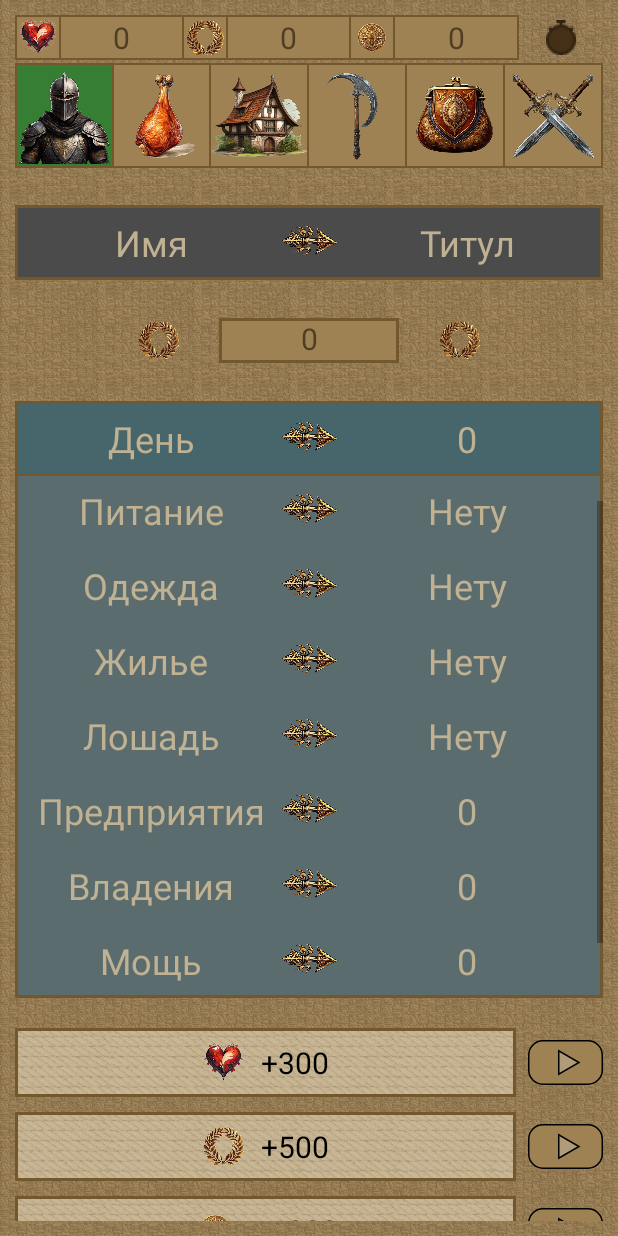
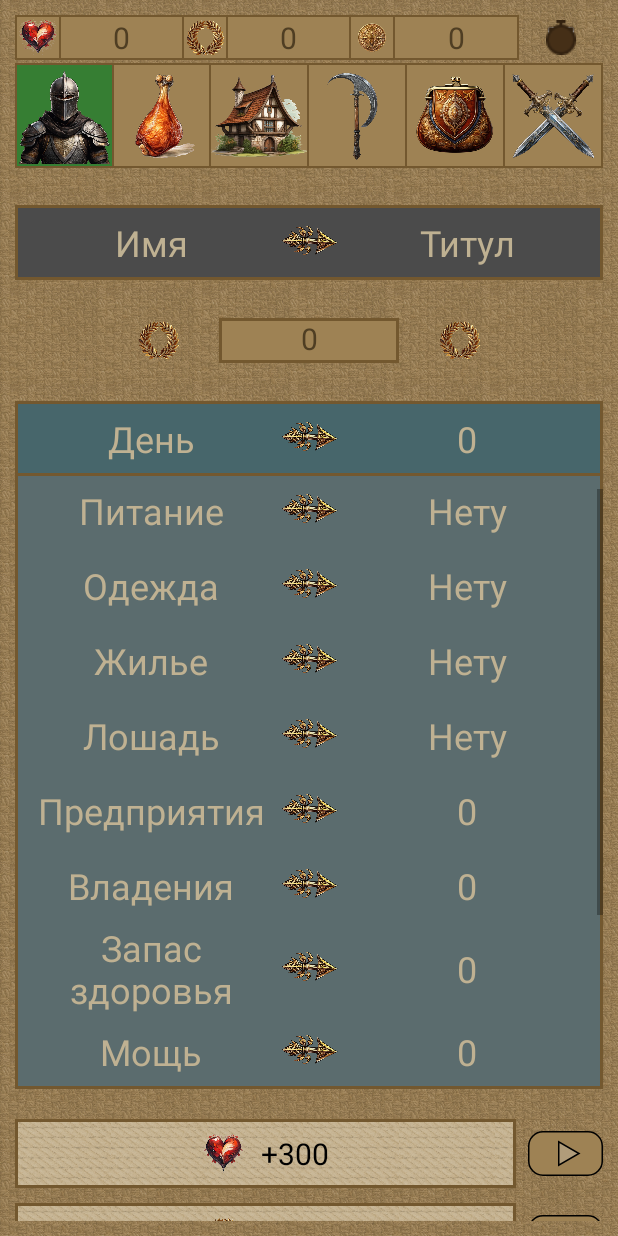
Before and after one commit to Eugene3359/BecomeAKing, an Android app: the PersonageFragment screen opened directly, with no data from a screen before it, scrolled down 480 dp, on a phone screen of 412 x 824 dp. Run offline under Robolectric (Android 15) with nearby library versions, the phone set to English and light mode, and no system bars; 23 statements that could not run were skipped.

Commit message:
Add housing category

```diff
--- a/app/build.gradle.kts
+++ b/app/build.gradle.kts
@@ -11,7 +11,7 @@ android {
         minSdk = 26
         targetSdk = 35
         versionCode = 6
-        versionName = "0.1.8"
+        versionName = "0.1.9"
 
         testInstrumentationRunner = "androidx.test.runner.AndroidJUnitRunner"
     }
--- a/app/src/main/java/com/scipath/becomeaking/view/fragment/PersonageFragment.java
+++ b/app/src/main/java/com/scipath/becomeaking/view/fragment/PersonageFragment.java
@@ -76,6 +76,7 @@ public class PersonageFragment extends Fragment {
         TextView textViewClothes = view.findViewById(R.id.text_view_clothes);
         TextView textViewHousing = view.findViewById(R.id.text_view_housing);
         TextView textViewHorse = view.findViewById(R.id.text_view_horse);
+        TextView textViewMaxHealth = view.findViewById(R.id.text_view_max_health);
         TextView textViewMight = view.findViewById(R.id.text_view_might);
 
         // Setting Views values
@@ -103,6 +104,11 @@ public class PersonageFragment extends Fragment {
 
         textViewNutrition.setText(categories.get(0).getLastBoughtItem().getNameId());
         textViewClothes.setText(categories.get(1).getLastBoughtItem().getNameId());
+        // TODO: remove condition after adding default housing
+        if (categories.get(5).getLastBoughtItem() != null) {
+            textViewHousing.setText(categories.get(5).getLastBoughtItem().getNameId());
+        }
+        textViewMaxHealth.setText(Integer.toString(personage.getMaxHealth()));
         textViewMight.setText(Integer.toString(personage.getMight()));
 
         // Buttons
--- a/app/src/main/res/layout/activity_game.xml
+++ b/app/src/main/res/layout/activity_game.xml
@@ -155,7 +155,7 @@
                     android:src="@drawable/icon_house"
                     android:scaleType="fitCenter"
                     android:background="@color/game_menu_brown"
-                    android:contentDescription="@string/housing" />
+                    android:contentDescription="@string/property" />
 
                 <ImageButton
                     android:id="@+id/button_job"
--- a/app/src/main/res/layout/activity_main.xml
+++ b/app/src/main/res/layout/activity_main.xml
@@ -91,7 +91,7 @@
                 app:backgroundColor="@color/cloth_light_brown"
                 app:backgroundColorPressed="@color/cloth_brown"
                 app:backgroundDrawable="@drawable/bg_cloth1"
-                android:text="Test"
+                android:text="@string/test"
                 android:textColor="@color/black"
                 android:textSize="@dimen/font_size_big"
                 android:textAllCaps="false"
--- a/app/src/main/res/layout/fragment_personage.xml
+++ b/app/src/main/res/layout/fragment_personage.xml
@@ -291,43 +291,6 @@
 
                 <!--
                 <LinearLayout
-                    android:id="@+id/health_display"
-                    android:layout_width="match_parent"
-                    android:layout_height="wrap_content"
-                    android:minHeight="50dp"
-                    android:gravity="center_vertical" >
-
-                    <TextView
-                        android:layout_width="0dp"
-                        android:layout_height="wrap_content"
-                        android:layout_weight="1"
-                        android:text="@string/health"
-                        android:textColor="@color/light_brown"
-                        android:textSize="24sp"
-                        android:textAlignment="center" />
-
-                    <ImageView
-                        android:layout_width="29dp"
-                        android:layout_height="29dp"
-                        android:src="@drawable/icon_airbrush"
-                        android:rotation="45"
-                        android:scaleType="fitXY"
-                        android:adjustViewBounds="true"
-                        android:contentDescription="@string/arrow_image"/>
-
-                    <TextView
-                        android:id="@+id/text_view_health2"
-                        android:layout_width="0dp"
-                        android:layout_height="wrap_content"
-                        android:layout_weight="1"
-                        android:text="@string/_0"
-                        android:textColor="@color/light_brown"
-                        android:textSize="24sp"
-                        android:textAlignment="center" />
-
-                </LinearLayout>
-
-                <LinearLayout
                     android:id="@+id/strength_display"
                     android:layout_width="match_parent"
                     android:layout_height="wrap_content"
@@ -426,6 +389,42 @@
                         android:contentDescription="@string/arrow_image"/>
 
                     <TextView
+                        android:layout_width="0dp"
+                        android:layout_height="wrap_content"
+                        android:layout_weight="1"
+                        android:text="@string/_0"
+                        android:textColor="@color/light_brown"
+                        android:textSize="24sp"
+                        android:textAlignment="center" />
+
+                </LinearLayout>
+
+                <LinearLayout
+                    android:layout_width="match_parent"
+                    android:layout_height="wrap_content"
+                    android:minHeight="50dp"
+                    android:gravity="center_vertical" >
+
+                    <TextView
+                        android:layout_width="0dp"
+                        android:layout_height="wrap_content"
+                        android:layout_weight="1"
+                        android:text="@string/max_health"
+                        android:textColor="@color/light_brown"
+                        android:textSize="24sp"
+                        android:textAlignment="center" />
+
+                    <ImageView
+                        android:layout_width="29dp"
+                        android:layout_height="29dp"
+                        android:src="@drawable/icon_airbrush"
+                        android:rotation="45"
+                        android:scaleType="fitXY"
+                        android:adjustViewBounds="true"
+                        android:contentDescription="@string/arrow_image"/>
+
+                    <TextView
+                        android:id="@+id/text_view_max_health"
                         android:layout_width="0dp"
                         android:layout_height="wrap_content"
                         android:layout_weight="1"
--- a/app/src/main/res/values/strings.xml
+++ b/app/src/main/res/values/strings.xml
@@ -3,6 +3,7 @@
 
     <string name="background">Фон</string>
     <string name="placeholder">Placeholder</string>
+    <string name="test">Тест</string>
 
     <!-- Main Activity -->
     <string name="new_game">Навая игра</string>
@@ -42,7 +43,7 @@
     <!-- Game Activity Menu -->
     <string name="personage">Персонаж</string>
     <string name="shop">Лавки</string>
-    <string name="housing">Жилье</string>
+    <string name="property">Имущество</string>
     <string name="job">Работа</string>
     <string name="finance">Финансы</string>
     <string name="battle">Сражение</string>
@@ -111,6 +112,14 @@
     <string name="king_armor">Броня короля</string>
 
     <!-- Housing -->
+    <string name="housing">Жилье</string>
+    <string name="hut">Хижина</string>
+    <string name="old_house">Старый дом</string>
+    <string name="stone_house">Каменный дом</string>
+    <string name="country_house">Загородний дом</string>
+    <string name="small_mansion">Малый особняк</string>
+    <string name="medium_mansion">Средний особняк</string>
+    <string name="large_mansion">Большой особняк</string>
 
     <!-- Furniture -->
     <string name="furniture">Мебель</string>
@@ -136,6 +145,7 @@
     <string name="domains">Владения</string>
 
     <!-- Personage Fragment Stats -->
+    <string name="max_health">Запас здоровья</string>
     <string name="might">Мощь</string>
 
     <!-- Ad -->
@@ -185,6 +195,8 @@
     <string name="c_d_per_day">%c %d в день</string>
     <string name="c_d">%c %d</string>
     <string name="c_d_per_click">%c %d за нажатие</string>
+    <string name="maximum_amount_d">Запас %d</string>
+
 
     <!-- Clicker MiniGame Activity -->
     <string name="exit">Выйти</string>
```
Also changed, not shown: app/src/main/java/com/scipath/becomeaking/data/CategoriesMock.java (+62 -15 lines), app/src/main/java/com/scipath/becomeaking/model/Personage.java (+28 -19 lines), app/src/main/java/com/scipath/becomeaking/model/StatBonus.java (+10 -2 lines), app/src/main/res/drawable/img_country_house.png (added), app/src/main/res/drawable/img_hut.png (added), app/src/main/res/drawable/img_large_mansion.png (added), app/src/main/res/drawable/img_medium_mansion.png (added), app/src/main/res/drawable/img_old_house.png (added), app/src/main/res/drawable/img_small_mansion.png (added), app/src/main/res/drawable/img_stone_house.png (added), 1 other file.
